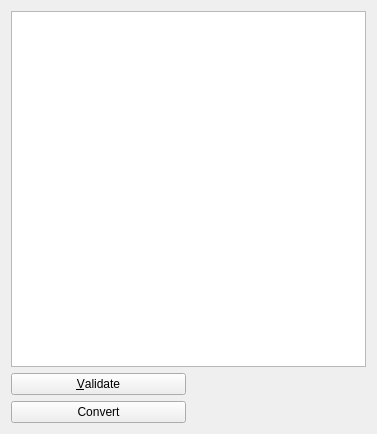
Before: the Qt Designer form src/frontends/qt4/ui/LocalLayoutUi.ui in cburschka/lyx, drawn with Qt 5.
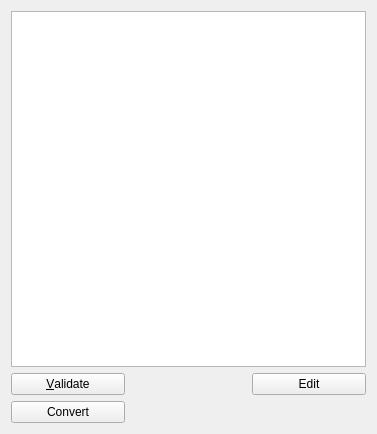
After: the same form once the commit is applied.

```diff
--- a/src/frontends/qt4/ui/LocalLayoutUi.ui
+++ b/src/frontends/qt4/ui/LocalLayoutUi.ui
@@ -13,7 +13,63 @@
    <string/>
   </property>
   <layout class="QGridLayout" name="gridLayout">
-   <item row="0" column="0" colspan="2">
+   <item row="3" column="2">
+    <widget class="QLabel" name="convertLB">
+     <property name="contextMenuPolicy">
+      <enum>Qt::NoContextMenu</enum>
+     </property>
+     <property name="toolTip">
+      <string>Errors reported in terminal.</string>
+     </property>
+     <property name="text">
+      <string/>
+     </property>
+     <property name="alignment">
+      <set>Qt::AlignCenter</set>
+     </property>
+    </widget>
+   </item>
+   <item row="3" column="0">
+    <widget class="QPushButton" name="convertPB">
+     <property name="text">
+      <string>Convert</string>
+     </property>
+    </widget>
+   </item>
+   <item row="1" column="2">
+    <widget class="QLabel" name="validLB">
+     <property name="contextMenuPolicy">
+      <enum>Qt::NoContextMenu</enum>
+     </property>
+     <property name="toolTip">
+      <string>Errors reported in terminal.</string>
+     </property>
+     <property name="text">
+      <string/>
+     </property>
+     <property name="alignment">
+      <set>Qt::AlignCenter</set>
+     </property>
+    </widget>
+   </item>
+   <item row="2" column="2">
+    <widget class="QPushButton" name="editPB">
+     <property name="text">
+      <string>Edit</string>
+     </property>
+    </widget>
+   </item>
+   <item row="2" column="0">
+    <widget class="QPushButton" name="validatePB">
+     <property name="toolTip">
+      <string/>
+     </property>
+     <property name="text">
+      <string>&amp;Validate</string>
+     </property>
+    </widget>
+   </item>
+   <item row="0" column="0" rowspan="2" colspan="3">
     <widget class="QTextEdit" name="locallayoutTE">
      <property name="toolTip">
       <string>Document-specific layout information</string>
@@ -26,55 +82,6 @@
      </property>
     </widget>
    </item>
-   <item row="1" column="0">
-    <widget class="QPushButton" name="validatePB">
-     <property name="toolTip">
-      <string/>
-     </property>
-     <property name="text">
-      <string>&amp;Validate</string>
-     </property>
-    </widget>
-   </item>
-   <item row="1" column="1">
-    <widget class="QLabel" name="validLB">
-     <property name="contextMenuPolicy">
-      <enum>Qt::NoContextMenu</enum>
-     </property>
-     <property name="toolTip">
-      <string>Errors reported in terminal.</string>
-     </property>
-     <property name="text">
-      <string/>
-     </property>
-     <property name="alignment">
-      <set>Qt::AlignCenter</set>
-     </property>
-    </widget>
-   </item>
-   <item row="2" column="0">
-    <widget class="QPushButton" name="convertPB">
-     <property name="text">
-      <string>Convert</string>
-     </property>
-    </widget>
-   </item>
-   <item row="2" column="1">
-    <widget class="QLabel" name="convertLB">
-     <property name="contextMenuPolicy">
-      <enum>Qt::NoContextMenu</enum>
-     </property>
-     <property name="toolTip">
-      <string>Errors reported in terminal.</string>
-     </property>
-     <property name="text">
-      <string/>
-     </property>
-     <property name="alignment">
-      <set>Qt::AlignCenter</set>
-     </property>
-    </widget>
-   </item>
   </layout>
  </widget>
  <includes>
```
Left out of the diff: 1 changed line with no effect on the pictures.
